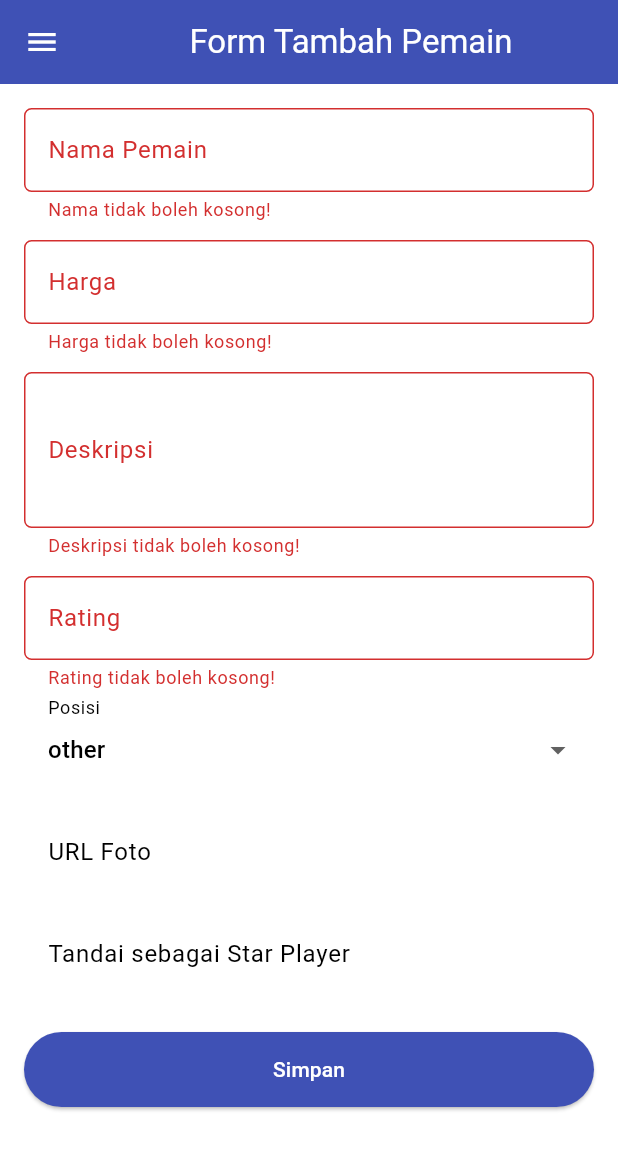
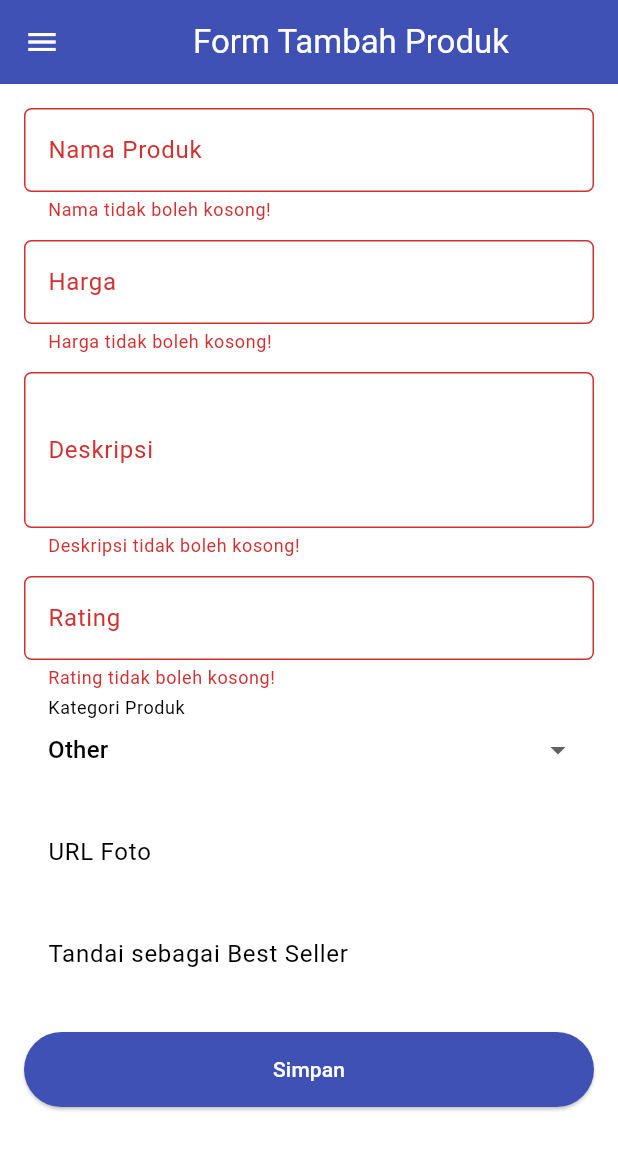
Before and after one commit to ramawym/transfer-market-mobile, a Flutter app: the ProductFormPage screen opened directly, after a tap on "Simpan", on a phone screen of 412 x 824 dp. Shown: the top 1150 px of the screen. Run offline on Flutter 3.47's test engine with Material 3 defaults, Android fonts, the phone set to English and light mode, and no system bars; missing offline and left inert: pbp_django_auth.

Commit message:
update tugas 9

```diff
--- a/lib/product_form.dart
+++ b/lib/product_form.dart
@@ -35,7 +35,7 @@ class _ProductFormPageState extends State<ProductFormPage> {
     final request = context.watch<CookieRequest>();
     return Scaffold(
       appBar: AppBar(
-        title: const Center(child: Text('Form Tambah Pemain')),
+        title: const Center(child: Text('Form Tambah Produk')),
         backgroundColor: Colors.indigo,
         foregroundColor: Colors.white,
       ),
@@ -50,8 +50,8 @@ class _ProductFormPageState extends State<ProductFormPage> {
               // Name
               TextFormField(
                 decoration: InputDecoration(
-                  hintText: "Nama Pemain",
-                  labelText: "Nama Pemain",
+                  hintText: "Nama Produk",
+                  labelText: "Nama Produk",
                   border: OutlineInputBorder(
                     borderRadius: BorderRadius.circular(5.0),
                   ),
@@ -74,7 +74,7 @@ class _ProductFormPageState extends State<ProductFormPage> {
               TextFormField(
                 keyboardType: TextInputType.number,
                 decoration: InputDecoration(
-                  hintText: "Harga Pasar (Euro)",
+                  hintText: "Harga Produk (Rp)",
                   labelText: "Harga",
                   border: OutlineInputBorder(
                     borderRadius: BorderRadius.circular(5.0),
@@ -98,10 +98,12 @@ class _ProductFormPageState extends State<ProductFormPage> {
               const SizedBox(height: 12),
 
               // Description
-              TextFormField(
+              Padding(
+                padding: const EdgeInsets.only(bottom: 12.0),
+                child: TextFormField(
                   maxLines: 3,
                   decoration: InputDecoration(
-                  hintText: "Deskripsi Pemain (Statistik, dll)",
+                    hintText: "Deskripsi Produk",
                     labelText: "Deskripsi",
                     border: OutlineInputBorder(
                       borderRadius: BorderRadius.circular(5.0),
@@ -119,13 +121,13 @@ class _ProductFormPageState extends State<ProductFormPage> {
                     return null;
                   },
                 ),
-              const SizedBox(height: 12),
+              ),
 
               // Rating
               TextFormField(
                 keyboardType: const TextInputType.numberWithOptions(decimal: true),
                 decoration: InputDecoration(
-                  hintText: "Rating (0.0 - 10.0)",
+                  hintText: "Rating (0.0 - 5.0)",
                   labelText: "Rating",
                   border: OutlineInputBorder(
                     borderRadius: BorderRadius.circular(5.0),
@@ -140,6 +142,9 @@ class _ProductFormPageState extends State<ProductFormPage> {
                   if (value == null || value.isEmpty) {
                     return "Rating tidak boleh kosong!";
                   }
+                  if (double.tryParse(value) == null) {
+                    return "Rating harus berupa angka desimal!";
+                  }
                   return null;
                 },
               ),
@@ -148,7 +153,7 @@ class _ProductFormPageState extends State<ProductFormPage> {
               // Category
               DropdownButtonFormField<String>(
                 decoration: InputDecoration(
-                  labelText: "Posisi",
+                  labelText: "Kategori Produk",
                   border: OutlineInputBorder(
                     borderRadius: BorderRadius.circular(5.0),
                   ),
@@ -157,7 +162,7 @@ class _ProductFormPageState extends State<ProductFormPage> {
                 items: _categories.map((String val) {
                   return DropdownMenuItem(
                     value: val,
-                    child: Text(val),
+                    child: Text(val[0].toUpperCase() + val.substring(1)),
                   );
                 }).toList(),
                 onChanged: (String? newValue) {
@@ -171,7 +176,7 @@ class _ProductFormPageState extends State<ProductFormPage> {
               // Thumbnail
               TextFormField(
                 decoration: InputDecoration(
-                  hintText: "URL Foto Pemain",
+                  hintText: "URL Foto Produk",
                   labelText: "URL Foto",
                   border: OutlineInputBorder(
                     borderRadius: BorderRadius.circular(5.0),
@@ -187,7 +192,7 @@ class _ProductFormPageState extends State<ProductFormPage> {
 
               // Is Featured
               SwitchListTile(
-                title: const Text("Tandai sebagai Star Player"),
+                title: const Text("Tandai sebagai Best Seller"),
                 value: _isFeatured,
                 onChanged: (bool value) {
                   setState(() {
@@ -221,7 +226,7 @@ class _ProductFormPageState extends State<ProductFormPage> {
                     if (context.mounted) {
                       if (response['status'] == 'success') {
                         ScaffoldMessenger.of(context).showSnackBar(const SnackBar(
-                          content: Text("Pemain berhasil ditambahkan!"),
+                          content: Text("Produk berhasil ditambahkan!"),
                         ));
                         Navigator.pushReplacement(
                           context,
@@ -229,7 +234,7 @@ class _ProductFormPageState extends State<ProductFormPage> {
                         );
                       } else {
                         ScaffoldMessenger.of(context).showSnackBar(const SnackBar(
-                          content: Text("Gagal menambahkan pemain."),
+                          content: Text("Gagal menambahkan produk."),
                         ));
                       }
                     }
--- a/lib/screens/menu.dart
+++ b/lib/screens/menu.dart
@@ -1,18 +1,18 @@
 import 'package:flutter/material.dart';
 import 'package:transfer_market/widgets/left_drawer.dart';
-import 'package:transfer_market/widgets/menu_card.dart'; // Sebelumnya news_card.dart
+import 'package:transfer_market/widgets/menu_card.dart';
 
 class MyHomePage extends StatelessWidget {
   MyHomePage({super.key});
 
-  final String nama = "Nama Admin Club"; // Sesuaikan
+  final String nama = "Walyul'ahdi Maulana Ramadhan";
   final String npm = "2406426012";
   final String kelas = "F";
 
   final List<ItemHomepage> items = [
-    ItemHomepage("Lihat Pemain", Icons.people),
-    ItemHomepage("Tambah Pemain", Icons.person_add),
-    ItemHomepage("Logout", Icons.logout),
+    ItemHomepage("Lihat Produk", Icons.store, Colors.blue),
+    ItemHomepage("Tambah Produk", Icons.add_shopping_cart, Colors.green),
+    ItemHomepage("Logout", Icons.logout, Colors.red),
   ];
 
   @override
--- a/lib/screens/product_detail.dart
+++ b/lib/screens/product_detail.dart
@@ -10,7 +10,7 @@ class ProductDetailPage extends StatelessWidget {
   Widget build(BuildContext context) {
     return Scaffold(
       appBar: AppBar(
-        title: const Text('Player Detail'),
+        title: const Text('Detail Produk'),
         backgroundColor: Colors.indigo,
         foregroundColor: Colors.white,
       ),
@@ -28,7 +28,7 @@ class ProductDetailPage extends StatelessWidget {
                 errorBuilder: (context, error, stackTrace) => Container(
                   height: 300,
                   color: Colors.grey[300],
-                  child: const Center(child: Icon(Icons.person, size: 80)),
+                  child: const Center(child: Icon(Icons.shopping_bag, size: 80)),
                 ),
               ),
 
@@ -51,7 +51,7 @@ class ProductDetailPage extends StatelessWidget {
                         ),
                       ),
                       Text(
-                        '€${product.price}',
+                        'Rp ${product.price}',
                         style: const TextStyle(
                           fontSize: 24.0,
                           color: Colors.green,
@@ -73,7 +73,7 @@ class ProductDetailPage extends StatelessWidget {
                           borderRadius: BorderRadius.circular(20.0),
                         ),
                         child: Text(
-                          product.category,
+                          product.category[0].toUpperCase() + product.category.substring(1),
                           style: TextStyle(
                             color: Colors.indigo.shade700,
                             fontWeight: FontWeight.bold,
@@ -98,7 +98,7 @@ class ProductDetailPage extends StatelessWidget {
 
                   const SizedBox(height: 20),
                   const Text(
-                    "Description",
+                    "Deskripsi Produk",
                     style: TextStyle(fontSize: 18, fontWeight: FontWeight.bold),
                   ),
                   const SizedBox(height: 8),
@@ -114,12 +114,12 @@ class ProductDetailPage extends StatelessWidget {
                       child: Container(
                         width: double.infinity,
                         padding: const EdgeInsets.all(12),
-                        color: Colors.amber.withOpacity(0.2),
+                        color: Colors.red.withOpacity(0.2),
                         child: const Text(
-                          "⭐ This player is a Star Player!",
+                          "🔥 Produk Best Seller!",
                           textAlign: TextAlign.center,
                           style: TextStyle(
-                            color: Colors.amber,
+                            color: Colors.red,
                             fontWeight: FontWeight.bold,
                             fontSize: 16,
                           ),
--- a/lib/screens/product_list.dart
+++ b/lib/screens/product_list.dart
@@ -15,7 +15,6 @@ class ProductListPage extends StatefulWidget {
 
 class _ProductListPageState extends State<ProductListPage> {
   Future<List<ProductEntry>> fetchProducts(CookieRequest request) async {
-    // Pastikan URL endpoint JSON di Django sesuai (misal: /json/ atau /api/products/)
     final response = await request.get('http://localhost:8000/json/');
 
     var data = response;
@@ -23,6 +22,7 @@ class _ProductListPageState extends State<ProductListPage> {
     List<ProductEntry> listProduct = [];
     for (var d in data) {
       if (d != null) {
+        // Menggunakan ProductEntry.fromJson
         listProduct.add(ProductEntry.fromJson(d));
       }
     }
@@ -34,7 +34,7 @@ class _ProductListPageState extends State<ProductListPage> {
     final request = context.watch<CookieRequest>();
     return Scaffold(
       appBar: AppBar(
-        title: const Text('Market List'),
+        title: const Text('Daftar Produk'),
       ),
       drawer: const LeftDrawer(),
       body: FutureBuilder(
@@ -43,12 +43,15 @@ class _ProductListPageState extends State<ProductListPage> {
           if (snapshot.data == null) {
             return const Center(child: CircularProgressIndicator());
           } else {
-            if (!snapshot.hasData) {
+            if (!snapshot.hasData || snapshot.data!.isEmpty) {
               return const Column(
                 children: [
-                  Text(
-                    'Belum ada pemain di bursa transfer.',
-                    style: TextStyle(fontSize: 20, color: Color(0xff59A5D8)),
+                  Padding(
+                    padding: EdgeInsets.only(top: 16.0),
+                    child: Text(
+                      'Belum ada produk di toko ini.',
+                      style: TextStyle(fontSize: 20, color: Color(0xff59A5D8)),
+                    ),
                   ),
                   SizedBox(height: 8),
                 ],
@@ -59,6 +62,7 @@ class _ProductListPageState extends State<ProductListPage> {
                 itemBuilder: (_, index) => ProductCard(
                   product: snapshot.data![index],
                   onTap: () {
+                    // Navigate to product detail page
                     Navigator.push(
                       context,
                       MaterialPageRoute(
--- a/lib/widgets/left_drawer.dart
+++ b/lib/widgets/left_drawer.dart
@@ -1,7 +1,7 @@
 import 'package:flutter/material.dart';
 import 'package:transfer_market/screens/menu.dart';
-import 'package:transfer_market/product_form.dart'; // Sebelumnya newslist_form.dart
-import 'package:transfer_market/screens/product_list.dart'; // Sebelumnya news_entry_list.dart
+import 'package:transfer_market/product_form.dart';
+import 'package:transfer_market/screens/product_list.dart';
 
 class LeftDrawer extends StatelessWidget {
   const LeftDrawer({super.key});
@@ -28,7 +28,7 @@ class LeftDrawer extends StatelessWidget {
                 ),
                 Padding(padding: EdgeInsets.all(10)),
                 Text(
-                  "Bursa transfer pemain terlengkap!",
+                  "Merchandise Olahraga terlengkap!",
                   textAlign: TextAlign.center,
                   style: TextStyle(
                     fontSize: 15,
@@ -51,8 +51,8 @@ class LeftDrawer extends StatelessWidget {
             },
           ),
           ListTile(
-            leading: const Icon(Icons.person_add),
-            title: const Text('Tambah Pemain'),
+            leading: const Icon(Icons.add_shopping_cart),
+            title: const Text('Tambah Produk'),
             onTap: () {
               Navigator.push(
                 context,
@@ -61,8 +61,8 @@ class LeftDrawer extends StatelessWidget {
             },
           ),
           ListTile(
-            leading: const Icon(Icons.people_alt),
-            title: const Text('Daftar Pemain'),
+            leading: const Icon(Icons.store),
+            title: const Text('Daftar Produk'),
             onTap: () {
               Navigator.push(
                 context,
--- a/lib/widgets/menu_card.dart
+++ b/lib/widgets/menu_card.dart
@@ -2,14 +2,15 @@ import 'package:flutter/material.dart';
 import 'package:transfer_market/screens/login.dart';
 import 'package:pbp_django_auth/pbp_django_auth.dart';
 import 'package:provider/provider.dart';
-import 'package:transfer_market/product_form.dart'; // Form Pemain
-import 'package:transfer_market/screens/product_list.dart'; // List Pemain
+import 'package:transfer_market/product_form.dart';
+import 'package:transfer_market/screens/product_list.dart';
 
 class ItemHomepage {
   final String name;
   final IconData icon;
+  final Color color;
 
-  ItemHomepage(this.name, this.icon);
+  ItemHomepage(this.name, this.icon, this.color);
 }
 
 class ItemCard extends StatelessWidget {
@@ -27,19 +28,18 @@ class ItemCard extends StatelessWidget {
         onTap: () async {
           ScaffoldMessenger.of(context)
             ..hideCurrentSnackBar()
-            ..showSnackBar(SnackBar(
-                content: Text("Kamu menekan ${item.name}!")));
+            ..showSnackBar(
+                SnackBar(content: Text("Kamu menekan ${item.name}!")));
 
-          if (item.name == "Tambah Pemain") {
+          if (item.name == "Tambah Produk") {
             Navigator.push(
               context,
               MaterialPageRoute(builder: (context) => const ProductFormPage()),
             );
-          } else if (item.name == "Lihat Pemain") {
+          } else if (item.name == "Lihat Produk") {
             Navigator.push(
               context,
-              MaterialPageRoute(
-                  builder: (context) => const ProductListPage()),
+              MaterialPageRoute(builder: (context) => const ProductListPage()),
             );
           } else if (item.name == "Logout") {
             final response =
--- a/lib/widgets/product_card.dart
+++ b/lib/widgets/product_card.dart
@@ -41,14 +41,14 @@ class ProductCard extends StatelessWidget {
                           errorBuilder: (context, error, stackTrace) => Container(
                             height: 150,
                             color: Colors.grey[300],
-                            child: const Center(child: Icon(Icons.broken_image)),
+                            child: const Center(child: Icon(Icons.image_not_supported, size: 50)),
                           ),
                         )
                       : Container(
                           height: 150,
                           width: double.infinity,
                           color: Colors.grey[300],
-                          child: const Center(child: Icon(Icons.person, size: 50)),
+                          child: const Center(child: Icon(Icons.shopping_bag, size: 50)), // Icon Diperbarui
                         ),
                 ),
                 const SizedBox(height: 8),
@@ -68,11 +68,11 @@ class ProductCard extends StatelessWidget {
                   mainAxisAlignment: MainAxisAlignment.spaceBetween,
                   children: [
                     Text(
-                      'Posisi: ${product.category}',
+                      'Kategori: ${product.category}',
                       style: TextStyle(color: Colors.grey[600]),
                     ),
                     Text(
-                      '€${product.price}', // Format mata uang sederhana
+                      'Rp ${product.price}',
                       style: const TextStyle(
                         color: Colors.green,
                         fontWeight: FontWeight.bold,
@@ -108,9 +108,9 @@ class ProductCard extends StatelessWidget {
                   const Padding(
                     padding: EdgeInsets.only(top: 8.0),
                     child: Text(
-                      'Star Player',
+                      'Best Seller',
                       style: TextStyle(
-                          color: Colors.amber, fontWeight: FontWeight.bold),
+                          color: Colors.red, fontWeight: FontWeight.bold),
                     ),
                   ),
               ],
```
Also changed, not shown: 1 other file. Lines whose indentation alone changed are shown as unchanged.
